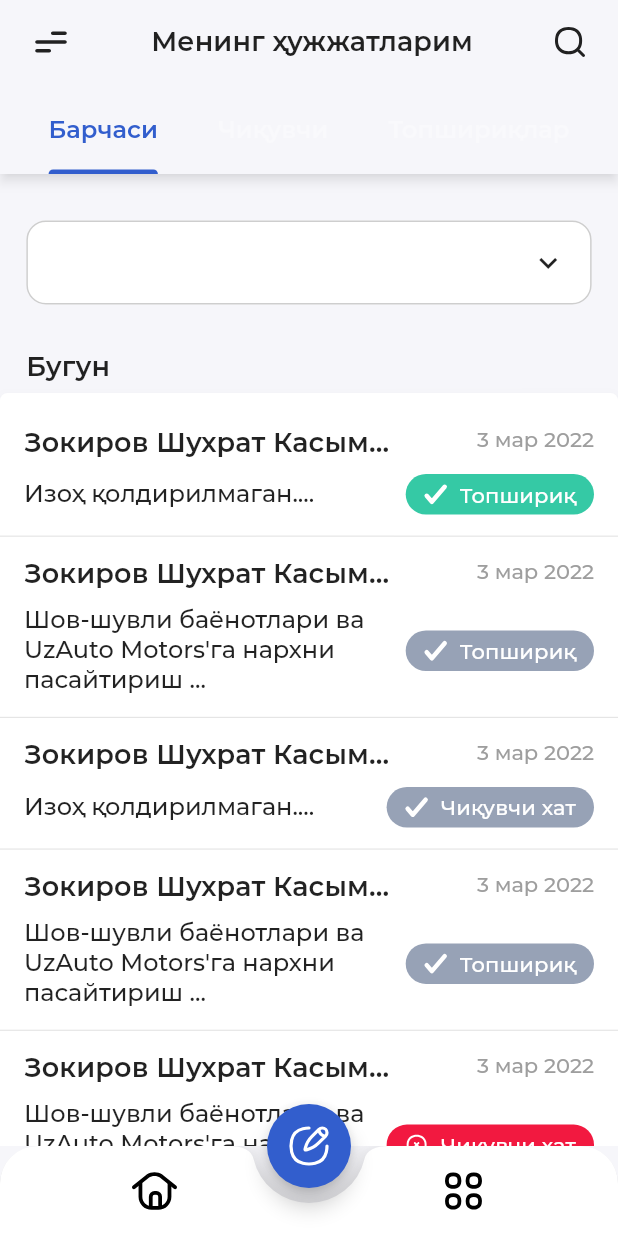
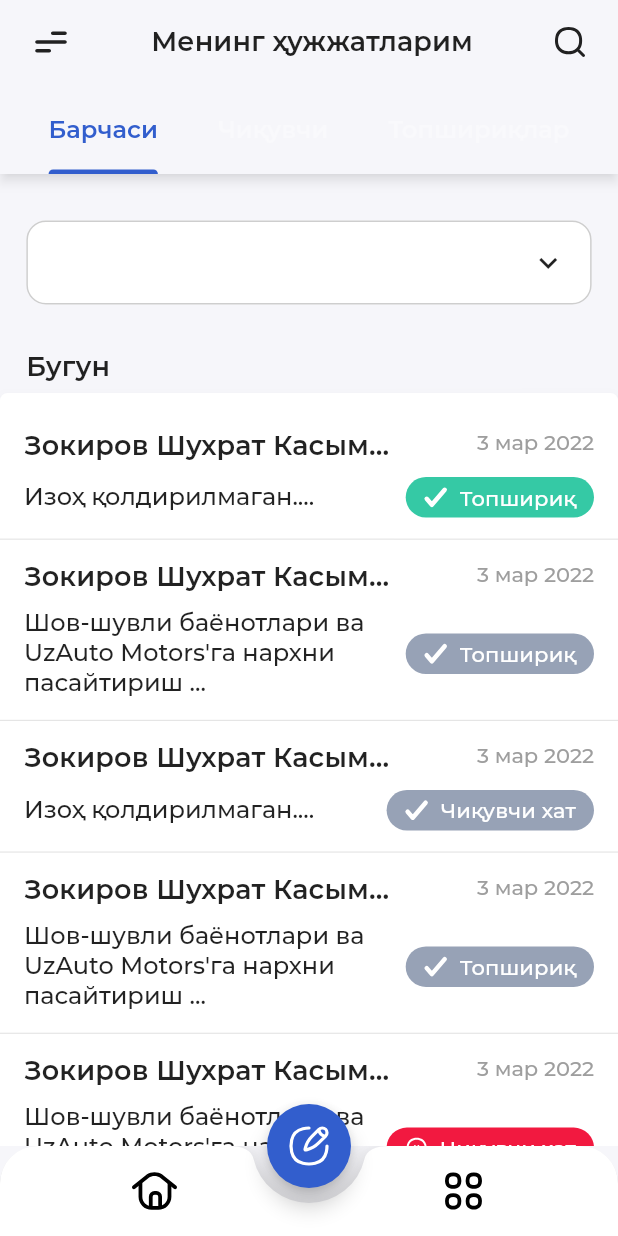
Before and after one commit to jafar260698/MVVM-stacked, a Flutter app: the screen it shows after launch, on a phone screen of 412 x 824 dp. Run offline on Flutter 3.47's test engine with Material 2 defaults, Android fonts, the phone set to English and light mode, and no system bars; our stand-ins replace auto_route, connectivity, flutter_svg, get_it, injectable, modal_bottom_sheet and 4 more; generated files the repository leaves out were written again.

Commit message:
- changes

```diff
--- a/lib/screen/bottom_main_page.dart
+++ b/lib/screen/bottom_main_page.dart
@@ -210,7 +210,7 @@ class BottomMainPage extends StatelessWidget {
         CardShadow(
           child: ListView.separated(
               physics: const BouncingScrollPhysics(),
-              padding: const EdgeInsets.only(top: 8, bottom: 20),
+              padding: const EdgeInsets.only(top: 10, bottom: 10),
               shrinkWrap: true,
               itemCount: model.mainDashboardList.length,
               separatorBuilder: (context, int) {
@@ -230,7 +230,7 @@ class BottomMainPage extends StatelessWidget {
                       ),
                     ),
                     onTap: () {
-                      conditionModal(context, model);
+
                     });
               }),
         ),
```
